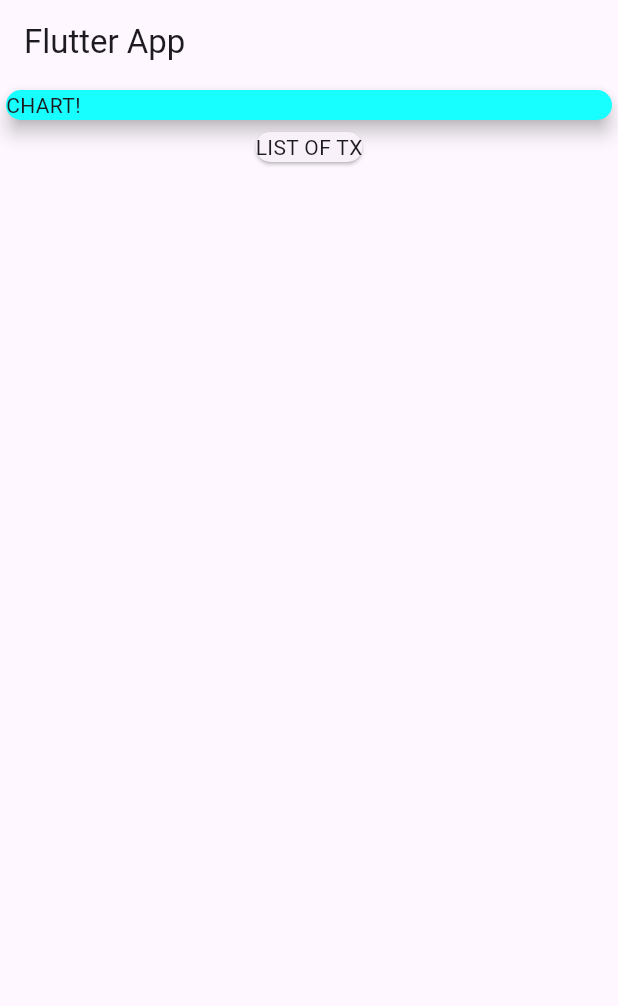
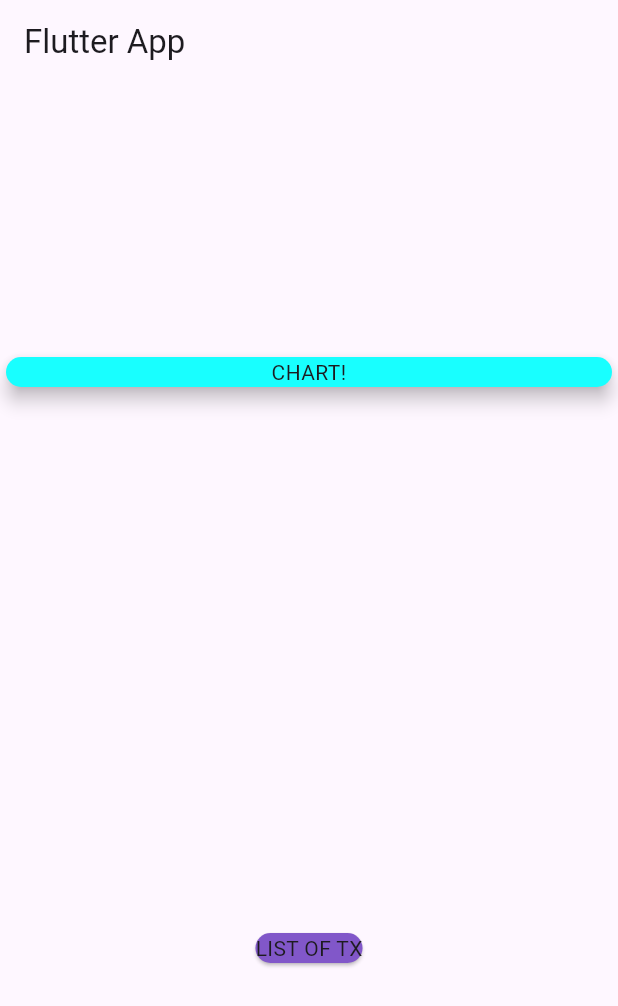
Before and after one commit to Dante291/Expense-splitter-app, a Flutter app: the screen it shows after launch, on a phone screen of 412 x 824 dp. Shown: the top 1006 px of the screen. Run offline on Flutter 3.47's test engine with Material 2 defaults, Android fonts, the phone set to English and light mode, and no system bars.

Commit message:
2nd comm

```diff
--- a/lib/main.dart
+++ b/lib/main.dart
@@ -28,16 +28,21 @@
           title: const Text('Flutter App'),
         ),
         body: const Column(
+          mainAxisAlignment: MainAxisAlignment.spaceAround,
           children: <Widget>[
             SizedBox(
               width: double.infinity,
               child: Card(
                 color: Colors.cyanAccent,
                 elevation: 5,
-                child: Text('CHART!'),
+                child: Text(
+                  'CHART!',
+                  textAlign: TextAlign.center,
+                ),
               ),
             ),
             Card(
+              color: Color.fromARGB(255, 129, 87, 201),
               child: Text('LIST OF TX'),
             )
           ],
--- a/pubspec.yaml
+++ b/pubspec.yaml
@@ -30,6 +30,7 @@
 dependencies:
   flutter:
     sdk: flutter
+  intl: ^0.18.1
 
 
   # The following adds the Cupertino Icons font to your application.
```
Also changed, not shown: lib/Transaction_list.dart (added, +49 -0 lines), lib/transaction.dart (added, +8 -0 lines), pubspec.lock.
